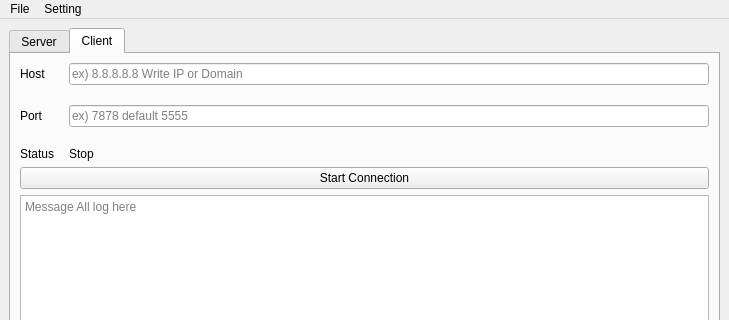
Before: the Qt Designer form socket_ui.ui in Fhwang0926/socket, drawn with Qt 5; both pictures show x 0 to 729 and y 0 to 320 of the 729 by 854 pixel window.
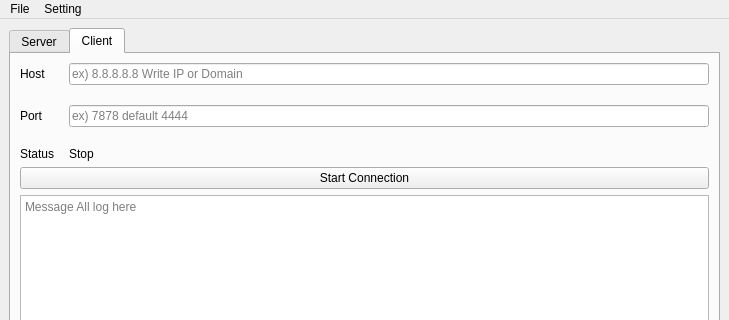
After: the same form once the commit is applied. The open tabs and pages were chosen to show the change.

Commit message: add client side and fix bug something

```diff
--- a/socket_ui.ui
+++ b/socket_ui.ui
@@ -154,8 +154,6 @@
        </attribute>
        <layout class="QVBoxLayout" name="verticalLayout_6">
         <item>
-         <layout class="QVBoxLayout" name="verticalLayout_4">
-          <item>
            <layout class="QVBoxLayout" name="verticalLayout_5">
             <item>
              <layout class="QFormLayout" name="formLayout_2">
@@ -189,7 +187,7 @@
               <item row="1" column="1">
                <widget class="QLineEdit" name="input_client_port">
                 <property name="placeholderText">
-                 <string>ex) 7878 default 5555</string>
+               <string>ex) 7878 default 4444</string>
                 </property>
                </widget>
               </item>
@@ -247,9 +245,6 @@
            </layout>
           </item>
          </layout>
-        </item>
-       </layout>
-       <zorder></zorder>
       </widget>
      </widget>
     </item>
```
Left out of the diff: 9 changed lines with no effect on the pictures. Lines whose indentation alone changed are shown as unchanged. The commit also changes 2 other files.
